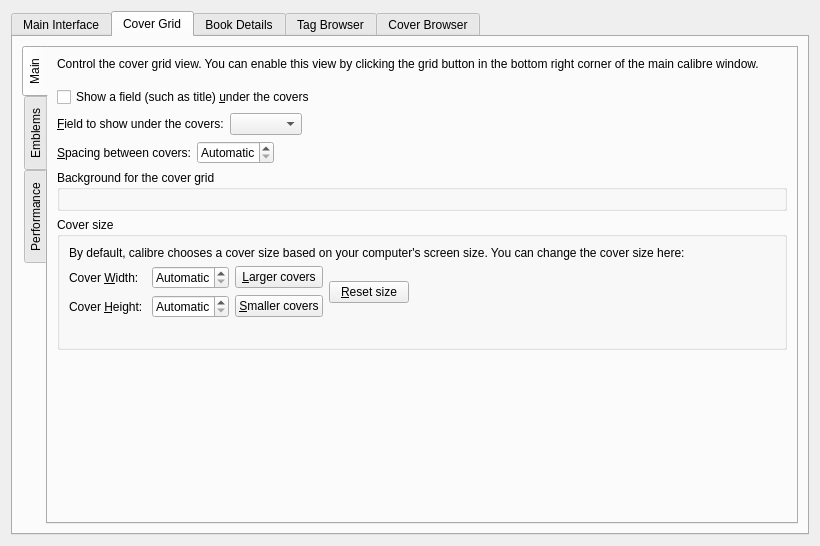
First picture: the form in src/calibre/gui2/preferences/look_feel.ui, repository kovidgoyal/calibre, before the edit.
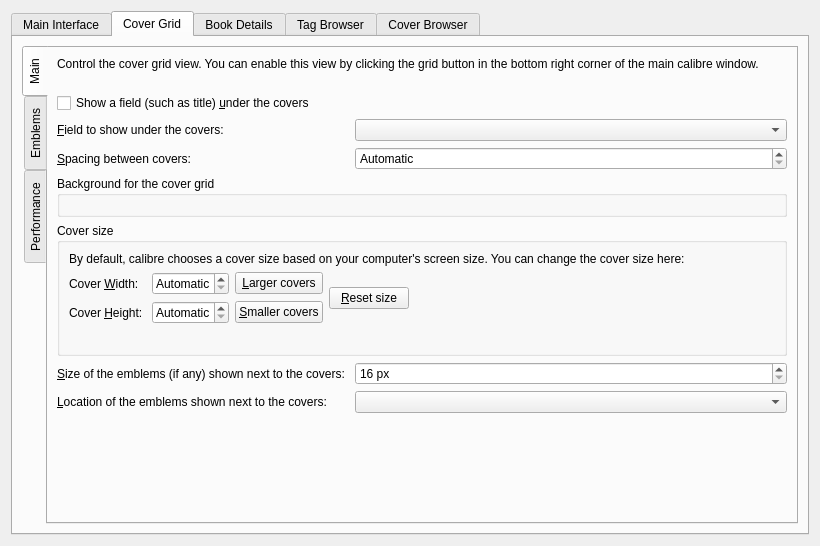
Second picture: the form after the edit. The open tabs and pages were chosen to show the change. Icons and pictures are not drawn. Custom widgets are drawn as their Qt base class.

Commit message: Options to control the size and placement of the emblems

```diff
--- a/src/calibre/gui2/preferences/look_feel.ui
+++ b/src/calibre/gui2/preferences/look_feel.ui
@@ -244,8 +244,8 @@
           <attribute name="title">
            <string>Main</string>
           </attribute>
-          <layout class="QVBoxLayout" name="verticalLayout_3">
-           <item>
+          <layout class="QFormLayout" name="formLayout_2">
+           <item row="0" column="0" colspan="2">
             <widget class="QLabel" name="label_19">
              <property name="text">
               <string>Control the cover grid view. You can enable this view by clicking the grid button in the bottom right corner of the main calibre window.</string>
@@ -255,7 +255,7 @@
              </property>
             </widget>
            </item>
-           <item>
+           <item row="3" column="1">
             <spacer name="verticalSpacer_6">
              <property name="orientation">
               <enum>Qt::Vertical</enum>
@@ -271,16 +271,7 @@
              </property>
             </spacer>
            </item>
-           <item>
-            <widget class="QCheckBox" name="opt_cover_grid_show_title">
-             <property name="text">
-              <string>Show a field (such as title) &amp;under the covers</string>
-             </property>
-            </widget>
-           </item>
-           <item>
-            <layout class="QHBoxLayout" name="horizontalLayout_2">
-             <item>
+           <item row="5" column="0">
               <widget class="QLabel" name="label_14">
                <property name="text">
                 <string>&amp;Field to show under the covers:</string>
@@ -290,27 +281,10 @@
                </property>
               </widget>
              </item>
-             <item>
+           <item row="5" column="1">
               <widget class="QComboBox" name="opt_field_under_covers_in_grid"/>
              </item>
-             <item>
-              <spacer name="horizontalSpacer_2">
-               <property name="orientation">
-                <enum>Qt::Horizontal</enum>
-               </property>
-               <property name="sizeHint" stdset="0">
-                <size>
-                 <width>40</width>
-                 <height>20</height>
-                </size>
-               </property>
-              </spacer>
-             </item>
-            </layout>
-           </item>
-           <item>
-            <layout class="QHBoxLayout" name="horizontalLayout_3">
-             <item>
+           <item row="6" column="0">
               <widget class="QLabel" name="label_16">
                <property name="text">
                 <string>&amp;Spacing between covers:</string>
@@ -320,7 +294,7 @@
                </property>
               </widget>
              </item>
-             <item>
+           <item row="6" column="1">
               <widget class="QDoubleSpinBox" name="opt_cover_grid_spacing">
                <property name="toolTip">
                 <string>The spacing between covers. A value of zero means calculate automatically based on cover size.</string>
@@ -339,22 +313,7 @@
                </property>
               </widget>
              </item>
-             <item>
-              <spacer name="horizontalSpacer">
-               <property name="orientation">
-                <enum>Qt::Horizontal</enum>
-               </property>
-               <property name="sizeHint" stdset="0">
-                <size>
-                 <width>40</width>
-                 <height>20</height>
-                </size>
-               </property>
-              </spacer>
-             </item>
-            </layout>
-           </item>
-           <item>
+           <item row="7" column="0" colspan="2">
             <widget class="QGroupBox" name="cg_background_box">
              <property name="title">
               <string>Background for the cover grid</string>
@@ -362,7 +321,7 @@
              <layout class="QGridLayout" name="gridLayout_5"/>
             </widget>
            </item>
-           <item>
+           <item row="10" column="0" colspan="2">
             <widget class="QGroupBox" name="groupBox_4">
              <property name="title">
               <string>Cover size</string>
@@ -490,21 +449,64 @@
                 </property>
                </widget>
               </item>
-             </layout>
-            </widget>
-           </item>
-           <item>
-            <spacer name="verticalSpacer">
+              <item row="1" column="4">
+               <spacer name="horizontalSpacer_4">
              <property name="orientation">
-              <enum>Qt::Vertical</enum>
+                 <enum>Qt::Horizontal</enum>
              </property>
              <property name="sizeHint" stdset="0">
               <size>
-               <width>20</width>
-               <height>170</height>
+                  <width>40</width>
+                  <height>20</height>
               </size>
              </property>
             </spacer>
+              </item>
+             </layout>
+            </widget>
+           </item>
+           <item row="11" column="1">
+            <widget class="QSpinBox" name="opt_emblem_size">
+             <property name="suffix">
+              <string> px</string>
+             </property>
+             <property name="minimum">
+              <number>16</number>
+             </property>
+             <property name="maximum">
+              <number>1000</number>
+             </property>
+            </widget>
+           </item>
+           <item row="11" column="0">
+            <widget class="QLabel" name="label_21">
+             <property name="text">
+              <string>&amp;Size of the emblems (if any) shown next to the covers: </string>
+             </property>
+             <property name="buddy">
+              <cstring>opt_emblem_size</cstring>
+             </property>
+            </widget>
+           </item>
+           <item row="4" column="0" colspan="2">
+            <widget class="QCheckBox" name="opt_cover_grid_show_title">
+             <property name="text">
+              <string>Show a field (such as title) &amp;under the covers</string>
+             </property>
+            </widget>
+           </item>
+           <item row="12" column="0">
+            <widget class="QLabel" name="label_22">
+             <property name="text">
+              <string>&amp;Location of the emblems shown next to the covers:</string>
+             </property>
+             <property name="buddy">
+              <cstring>opt_emblem_position</cstring>
+             </property>
+            </widget>
+           </item>
+           <item row="12" column="1">
+            <widget class="QComboBox" name="opt_emblem_position"/>
            </item>
           </layout>
          </widget>
```
Left out of the diff: 33 changed lines with no effect on the pictures. Lines whose indentation alone changed are shown as unchanged. The commit also changes 2 other files.
